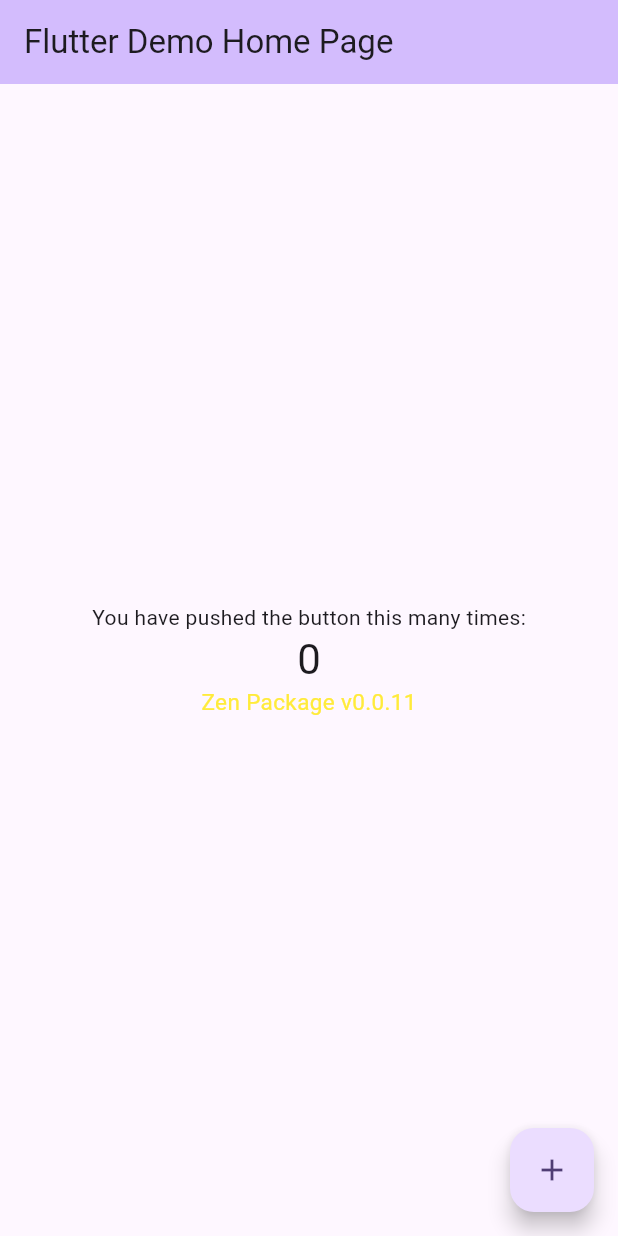
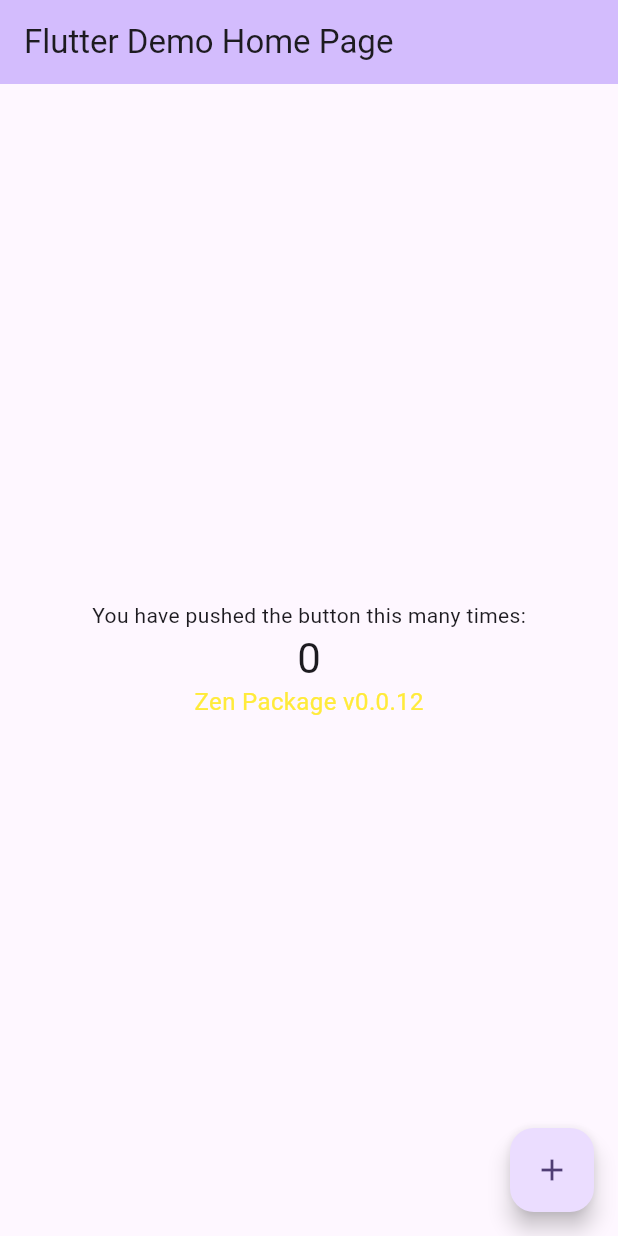
Before and after one commit to nirmalatgallabox/melos_package_maintainer, a Flutter app: the screen it shows after launch, on a phone screen of 412 x 824 dp. Run offline on Flutter 3.47's test engine with Material 3 defaults, Android fonts, the phone set to English and light mode, and no system bars.

Commit message:
feat!: style changes (#11)

```diff
--- a/packages/zen_package/lib/zen_package.dart
+++ b/packages/zen_package/lib/zen_package.dart
@@ -9,10 +9,10 @@ class ZenPackage extends StatelessWidget {
   @override
   Widget build(BuildContext context) {
     return const Text(
-      'Zen Package v0.0.11',
+      'Zen Package v0.0.12',
       style: TextStyle(
         color: Colors.yellow,
-        fontSize: 15,
+        fontSize: 16,
       ),
     );
   }
```
